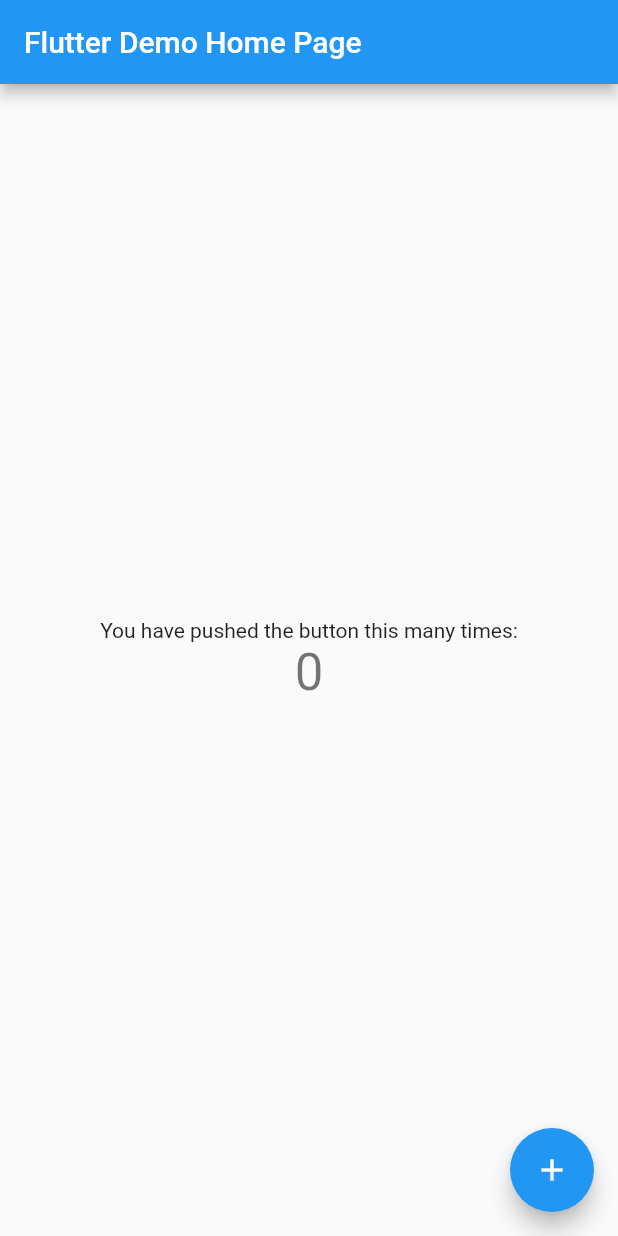
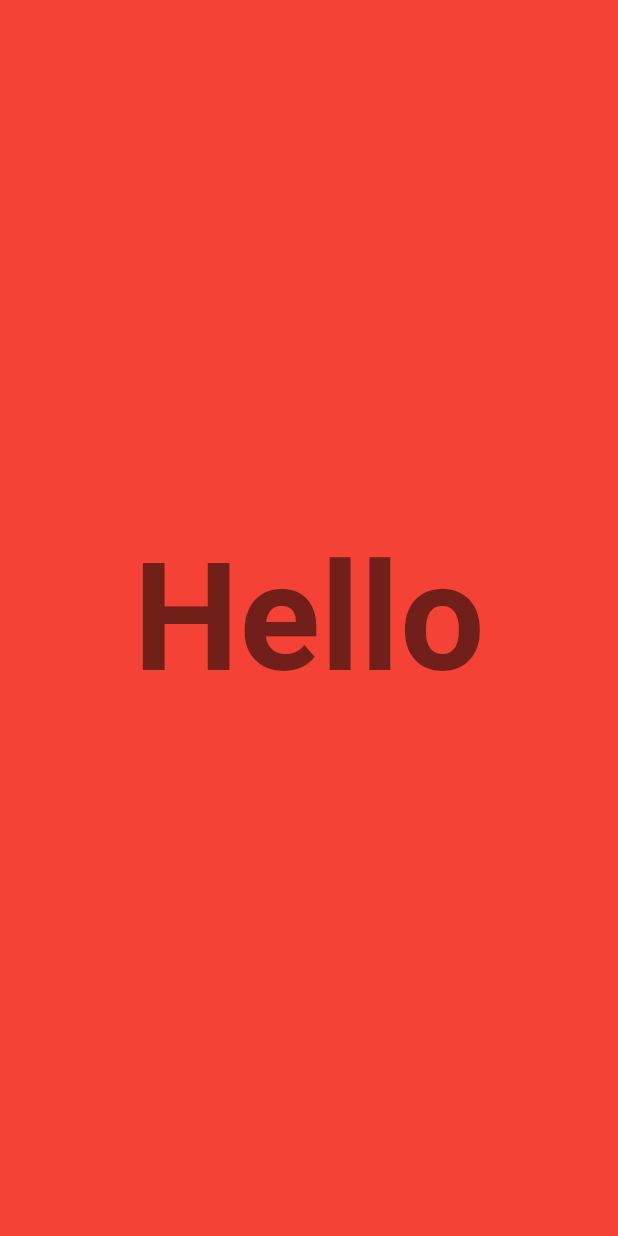
Before and after one commit to MarwanHishamAbbas/VR-Movies, a Flutter app: the screen it shows after launch, on a phone screen of 412 x 824 dp. Run offline on Flutter 3.47's test engine with Material 2 defaults, Android fonts, the phone set to English and light mode, and no system bars.

Commit message:
exploring styling options

```diff
--- a/lib/main.dart
+++ b/lib/main.dart
@@ -11,35 +11,22 @@ class MyApp extends StatelessWidget {
   @override
   Widget build(BuildContext context) {
     return MaterialApp(
-      title: 'Flutter Demo',
+      debugShowCheckedModeBanner: false,
+      title: 'VR Movies',
+      home: const MyHomePage(title: ''),
       theme: ThemeData(
-        // This is the theme of your application.
-        //
-        // Try running your application with "flutter run". You'll see the
-        // application has a blue toolbar. Then, without quitting the app, try
-        // changing the primarySwatch below to Colors.green and then invoke
-        // "hot reload" (press "r" in the console where you ran "flutter run",
-        // or simply save your changes to "hot reload" in a Flutter IDE).
-        // Notice that the counter didn't reset back to zero; the application
-        // is not restarted.
-        primarySwatch: Colors.blue,
+        textTheme: const TextTheme(
+          headline1: TextStyle(fontSize: 100.0, fontWeight: FontWeight.bold),
+          headline6: TextStyle(fontSize: 36.0, fontStyle: FontStyle.italic),
+          bodyText2: TextStyle(fontSize: 14.0, fontFamily: 'Hind'),
+        ),
       ),
-      home: const MyHomePage(title: 'Flutter Demo Home Page'),
     );
   }
 }
 
 class MyHomePage extends StatefulWidget {
   const MyHomePage({super.key, required this.title});
-
-  // This widget is the home page of your application. It is stateful, meaning
-  // that it has a State object (defined below) that contains fields that affect
-  // how it looks.
-
-  // This class is the configuration for the state. It holds the values (in this
-  // case the title) provided by the parent (in this case the App widget) and
-  // used by the build method of the State. Fields in a Widget subclass are
-  // always marked "final".
 
   final String title;
 
@@ -48,68 +35,16 @@ class MyHomePage extends StatefulWidget {
 }
 
 class _MyHomePageState extends State<MyHomePage> {
-  int _counter = 0;
-
-  void _incrementCounter() {
-    setState(() {
-      // This call to setState tells the Flutter framework that something has
-      // changed in this State, which causes it to rerun the build method below
-      // so that the display can reflect the updated values. If we changed
-      // _counter without calling setState(), then the build method would not be
-      // called again, and so nothing would appear to happen.
-      _counter++;
-    });
-  }
-
   @override
   Widget build(BuildContext context) {
-    // This method is rerun every time setState is called, for instance as done
-    // by the _incrementCounter method above.
-    //
-    // The Flutter framework has been optimized to make rerunning build methods
-    // fast, so that you can just rebuild anything that needs updating rather
-    // than having to individually change instances of widgets.
     return Scaffold(
-      appBar: AppBar(
-        // Here we take the value from the MyHomePage object that was created by
-        // the App.build method, and use it to set our appbar title.
-        title: Text(widget.title),
-      ),
+      backgroundColor: Colors.red,
       body: Center(
-        // Center is a layout widget. It takes a single child and positions it
-        // in the middle of the parent.
-        child: Column(
-          // Column is also a layout widget. It takes a list of children and
-          // arranges them vertically. By default, it sizes itself to fit its
-          // children horizontally, and tries to be as tall as its parent.
-          //
-          // Invoke "debug painting" (press "p" in the console, choose the
-          // "Toggle Debug Paint" action from the Flutter Inspector in Android
-          // Studio, or the "Toggle Debug Paint" command in Visual Studio Code)
-          // to see the wireframe for each widget.
-          //
-          // Column has various properties to control how it sizes itself and
-          // how it positions its children. Here we use mainAxisAlignment to
-          // center the children vertically; the main axis here is the vertical
-          // axis because Columns are vertical (the cross axis would be
-          // horizontal).
-          mainAxisAlignment: MainAxisAlignment.center,
-          children: <Widget>[
-            const Text(
-              'You have pushed the button this many times:',
-            ),
-            Text(
-              '$_counter',
-              style: Theme.of(context).textTheme.headline4,
-            ),
-          ],
+        child: Text(
+          "Hello",
+          style: Theme.of(context).textTheme.headline1,
         ),
       ),
-      floatingActionButton: FloatingActionButton(
-        onPressed: _incrementCounter,
-        tooltip: 'Increment',
-        child: const Icon(Icons.add),
-      ), // This trailing comma makes auto-formatting nicer for build methods.
     );
   }
 }
```
Also changed, not shown: lib/styles.dart (added, +20 -0 lines).
